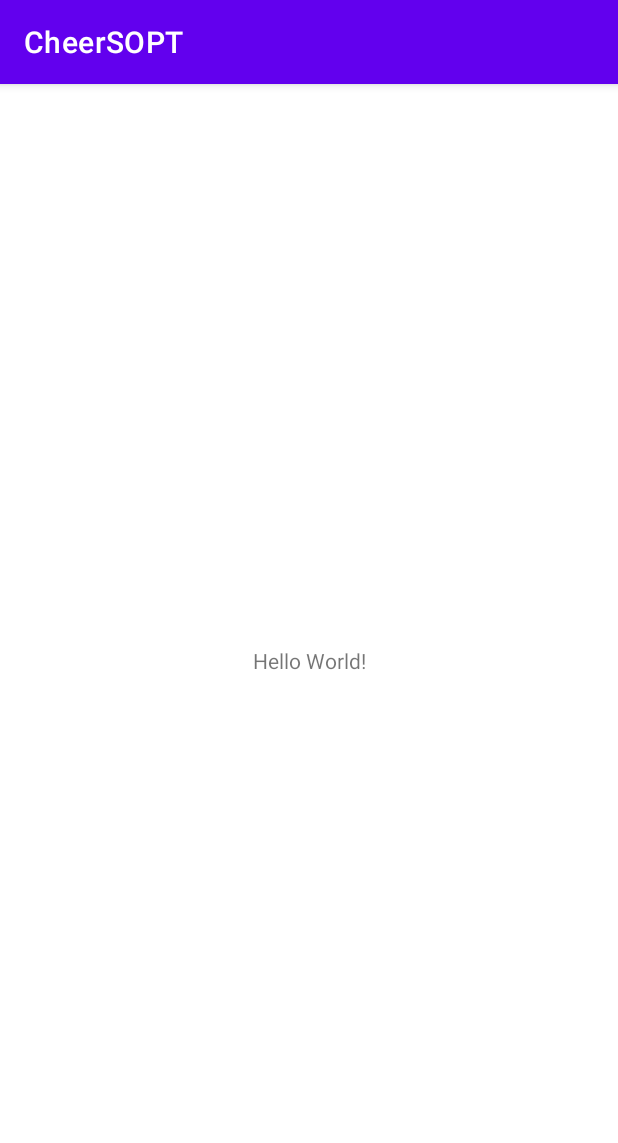
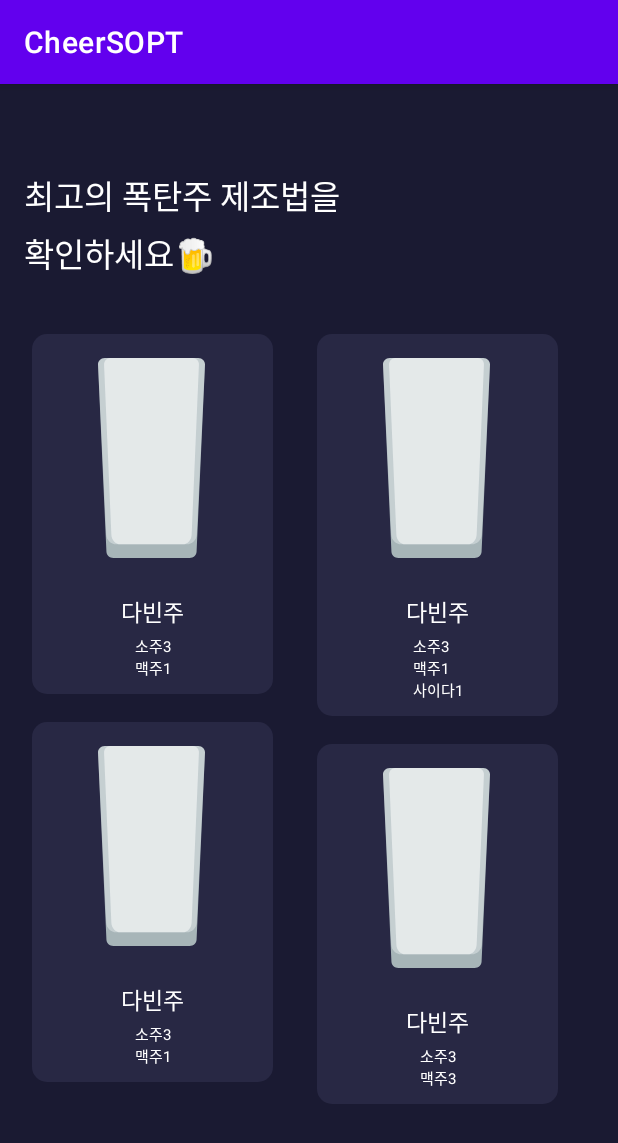
Before and after one commit to CheerSOPT/CheerSOPTAndroid, an Android app: the screen it shows after launch (MainActivity before the commit, ListActivity after it), on a phone screen of 412 x 824 dp. Shown: the top 1143 px of the screen. Run offline under Robolectric (Android 15) with nearby library versions, the phone set to English and light mode, and no system bars.

Commit message:
[Create UI] activity_list fin

```diff
--- a/app/build.gradle
+++ b/app/build.gradle
@@ -39,6 +39,7 @@ dependencies {
     implementation 'androidx.appcompat:appcompat:1.2.0'
     implementation 'com.google.android.material:material:1.2.1'
     implementation 'androidx.constraintlayout:constraintlayout:2.0.4'
+    implementation 'androidx.recyclerview:recyclerview:1.1.0'
     testImplementation 'junit:junit:4.+'
     androidTestImplementation 'androidx.test.ext:junit:1.1.2'
     androidTestImplementation 'androidx.test.espresso:espresso-core:3.3.0'
--- a/app/src/main/AndroidManifest.xml
+++ b/app/src/main/AndroidManifest.xml
@@ -9,13 +9,14 @@
         android:roundIcon="@mipmap/ic_launcher_round"
         android:supportsRtl="true"
         android:theme="@style/Theme.CheerSOPT">
-        <activity android:name=".MainActivity">
-            <intent-filter>
-                <action android:name="android.intent.action.MAIN" />
+        <activity android:name=".ListActivity">
+        <intent-filter>
+            <action android:name="android.intent.action.MAIN" />
 
-                <category android:name="android.intent.category.LAUNCHER" />
-            </intent-filter>
+            <category android:name="android.intent.category.LAUNCHER" />
+        </intent-filter>
         </activity>
+        <activity android:name=".MainActivity"></activity>
     </application>
 
 </manifest>
--- /dev/null
+++ b/app/src/main/java/com/example/cheersopt/DrinkData.kt
@@ -0,0 +1,6 @@
+package com.example.cheersopt
+
+data class DrinkData (
+    val drink_name : String,
+    val drink_species : String
+)
--- /dev/null
+++ b/app/src/main/java/com/example/cheersopt/ListActivity.kt
@@ -0,0 +1,31 @@
+package com.example.cheersopt
+
+import androidx.appcompat.app.AppCompatActivity
+import android.os.Bundle
+import androidx.recyclerview.widget.LinearLayoutManager
+import androidx.recyclerview.widget.RecyclerView
+import androidx.recyclerview.widget.StaggeredGridLayoutManager
+
+class ListActivity : AppCompatActivity() {
+    private lateinit var recyclerAdapter: RecyclerAdapter
+    override fun onCreate(savedInstanceState: Bundle?) {
+        super.onCreate(savedInstanceState)
+        setContentView(R.layout.activity_list)
+
+        recyclerAdapter = RecyclerAdapter(this)
+
+        val recyclerView = findViewById<RecyclerView>(R.id.main_rcv)
+
+        recyclerView.adapter = recyclerAdapter
+        val staggeredGridLayoutManager = StaggeredGridLayoutManager(2, LinearLayoutManager.VERTICAL)
+        recyclerView.layoutManager = staggeredGridLayoutManager
+
+        recyclerAdapter.data = mutableListOf(
+            DrinkData("다빈주", "소주3\n맥주1"),
+            DrinkData("다빈주", "소주3\n맥주1\n사이다1"),
+            DrinkData("다빈주", "소주3\n맥주1"),
+            DrinkData("다빈주", "소주3\n맥주3")
+        )
+        recyclerAdapter.notifyDataSetChanged()
+    }
+}
--- a/app/src/main/java/com/example/cheersopt/MainActivity.kt
+++ b/app/src/main/java/com/example/cheersopt/MainActivity.kt
@@ -2,10 +2,13 @@ package com.example.cheersopt
 
 import androidx.appcompat.app.AppCompatActivity
 import android.os.Bundle
+import androidx.recyclerview.widget.LinearLayoutManager
+import androidx.recyclerview.widget.StaggeredGridLayoutManager
 
 class MainActivity : AppCompatActivity() {
     override fun onCreate(savedInstanceState: Bundle?) {
         super.onCreate(savedInstanceState)
-        setContentView(R.layout.activity_main)
+
+
     }
 }
--- /dev/null
+++ b/app/src/main/java/com/example/cheersopt/RecyclerAdapter.kt
@@ -0,0 +1,27 @@
+package com.example.cheersopt
+
+import android.content.Context
+import android.view.LayoutInflater
+import android.view.View
+import android.view.ViewGroup
+import androidx.recyclerview.widget.ItemTouchHelper
+import androidx.recyclerview.widget.RecyclerView
+
+class RecyclerAdapter(private val context: Context) : RecyclerView.Adapter<RecyclerViewHolder>() {
+    var data = mutableListOf<DrinkData>()
+
+    override fun onCreateViewHolder(parent: ViewGroup, viewType: Int): RecyclerViewHolder {
+        var view = LayoutInflater.from(context).inflate(R.layout.grid_item_list, parent, false)
+        if(viewType == 1) {
+            view = LayoutInflater.from(context).inflate(R.layout.grid_item_list, parent, false)
+        }
+        return RecyclerViewHolder(view)
+    }
+
+    override fun getItemCount(): Int = data.size
+
+    override fun onBindViewHolder(holder: RecyclerViewHolder, position: Int) {
+        holder.onBind(data[position])
+    }
+
+}
--- /dev/null
+++ b/app/src/main/java/com/example/cheersopt/RecyclerViewHolder.kt
@@ -0,0 +1,16 @@
+package com.example.cheersopt
+
+import android.view.View
+import android.widget.TextView
+import androidx.recyclerview.widget.RecyclerView
+
+class RecyclerViewHolder(itemView : View) : RecyclerView.ViewHolder(itemView) {
+    private val title: TextView = itemView.findViewById(R.id.drink_name);
+    private val subTitle: TextView = itemView.findViewById(R.id.drink_species);
+
+    fun onBind(data : DrinkData) {
+        title.text = data.drink_name
+        subTitle.text = data.drink_species
+    }
+
+}
--- /dev/null
+++ b/app/src/main/res/drawable/ic_img_glass_small.xml
@@ -0,0 +1,21 @@
+<vector xmlns:android="http://schemas.android.com/apk/res/android"
+    android:width="71dp"
+    android:height="133dp"
+    android:viewportWidth="71"
+    android:viewportHeight="133">
+  <path
+      android:pathData="M60.817,133H10.183C7.721,133 5.695,131.168 5.591,128.849L0.004,4.524C-0.106,2.057 1.981,0.006 4.596,0.006H66.404C69.019,0.006 71.106,2.063 70.996,4.524L65.409,128.849C65.299,131.168 63.279,133 60.817,133Z"
+      android:strokeAlpha="0.83"
+      android:fillColor="#C2D3D2"
+      android:fillAlpha="0.83"/>
+  <path
+      android:pathData="M58.903,123.881H12.099C8.563,123.881 5.641,120.987 5.463,117.305L0.024,4.53C-0.093,2.063 1.994,0 4.61,0H66.387C69.008,0 71.095,2.063 70.973,4.53L65.533,117.305C65.361,120.993 62.439,123.881 58.903,123.881Z"
+      android:strokeAlpha="0.35"
+      android:fillColor="#ffffff"
+      android:fillAlpha="0.35"/>
+  <path
+      android:pathData="M56.262,123.881H14.738C11.601,123.881 9.01,120.987 8.851,117.305L4.019,4.53C3.915,2.063 5.769,0 8.089,0H62.905C65.231,0 67.079,2.063 66.975,4.53L62.15,117.305C61.99,120.993 59.405,123.881 56.262,123.881Z"
+      android:strokeAlpha="0.54"
+      android:fillColor="#ffffff"
+      android:fillAlpha="0.54"/>
+</vector>
--- /dev/null
+++ b/app/src/main/res/drawable/line.xml
@@ -0,0 +1,5 @@
+<?xml version="1.0" encoding="utf-8"?>
+<shape xmlns:android="http://schemas.android.com/apk/res/android" android:shape="line">
+    <stroke android:width="144px" android:color = "#33335C"/>
+    <size android:width="144px"/>
+</shape>
--- /dev/null
+++ b/app/src/main/res/drawable/rectangle204.xml
@@ -0,0 +1,6 @@
+<?xml version="1.0" encoding="utf-8"?>
+<shape xmlns:android="http://schemas.android.com/apk/res/android"
+    android:shape="rectangle">
+    <corners android:radius="10dp" />
+    <solid android:color= "#282844" />
+</shape>
--- /dev/null
+++ b/app/src/main/res/layout/activity_list.xml
@@ -0,0 +1,38 @@
+<?xml version="1.0" encoding="utf-8"?>
+<androidx.constraintlayout.widget.ConstraintLayout xmlns:android="http://schemas.android.com/apk/res/android"
+    xmlns:app="http://schemas.android.com/apk/res-auto"
+    xmlns:tools="http://schemas.android.com/tools"
+    android:layout_width="match_parent"
+    android:layout_height="match_parent"
+    android:background="@color/cheers_sopt_navy"
+    tools:context=".ListActivity">
+
+    <androidx.recyclerview.widget.RecyclerView
+        android:id="@+id/main_rcv"
+        android:layout_width="match_parent"
+        android:layout_height="0dp"
+        android:layout_marginStart="16dp"
+        android:layout_marginTop="24dp"
+        android:layout_marginEnd="16dp"
+        app:layout_constraintBottom_toBottomOf="parent"
+        app:layout_constraintEnd_toEndOf="parent"
+        app:layout_constraintHorizontal_bias="0.0"
+        app:layout_constraintStart_toStartOf="parent"
+        app:layout_constraintTop_toBottomOf="@id/textView"
+        />
+
+    <TextView
+        android:id="@+id/textView"
+        android:layout_width="wrap_content"
+        android:layout_height="wrap_content"
+        android:layout_marginStart="16dp"
+        android:layout_marginTop="58dp"
+        android:layout_marginBottom="24dp"
+        android:lineHeight="32sp"
+        android:text="최고의 폭탄주 제조법을 \n확인하세요🍺"
+        android:textColor="#FFFFFF"
+        android:textSize="22sp"
+        app:layout_constraintStart_toStartOf="parent"
+        app:layout_constraintTop_toTopOf="parent" />
+
+</androidx.constraintlayout.widget.ConstraintLayout>
--- a/app/src/main/res/layout/activity_main.xml
+++ b/app/src/main/res/layout/activity_main.xml
@@ -15,4 +15,5 @@
         app:layout_constraintRight_toRightOf="parent"
         app:layout_constraintTop_toTopOf="parent" />
 
+
 </androidx.constraintlayout.widget.ConstraintLayout>
--- /dev/null
+++ b/app/src/main/res/layout/grid_item_list.xml
@@ -0,0 +1,69 @@
+<?xml version="1.0" encoding="utf-8"?>
+<androidx.constraintlayout.widget.ConstraintLayout xmlns:android="http://schemas.android.com/apk/res/android"
+    xmlns:app="http://schemas.android.com/apk/res-auto"
+    xmlns:tools="http://schemas.android.com/tools"
+    android:layout_width="wrap_content"
+    android:layout_height="wrap_content"
+    android:padding="5dp">
+
+
+    <androidx.constraintlayout.widget.ConstraintLayout
+        android:layout_width="match_parent"
+        android:layout_height="match_parent"
+        android:layout_marginTop="8dp"
+        android:background="@drawable/rectangle204"
+        app:layout_constraintEnd_toEndOf="parent"
+        app:layout_constraintTop_toTopOf="parent">
+
+        <ImageView
+            android:id="@+id/userImg"
+            android:layout_width="match_parent"
+            android:layout_height="match_parent"
+            android:layout_marginStart="44dp"
+            android:layout_marginTop="16dp"
+            android:layout_marginEnd="45dp"
+            android:background="@drawable/ic_img_glass_small"
+            android:orientation="vertical"
+            app:layout_constraintEnd_toEndOf="parent"
+            app:layout_constraintStart_toStartOf="parent"
+            app:layout_constraintTop_toTopOf="parent" />
+
+        <TextView
+            android:id="@+id/drink_name"
+            android:layout_width="wrap_content"
+            android:layout_height="wrap_content"
+            android:layout_marginTop="24dp"
+            android:textColor="#FFFFFF"
+            android:textSize="15dp"
+            app:layout_constraintEnd_toEndOf="parent"
+            app:layout_constraintStart_toStartOf="parent"
+            app:layout_constraintTop_toBottomOf="@+id/userImg" />
+
+        <TextView
+            android:id="@+id/drink_species"
+            android:layout_width="wrap_content"
+            android:layout_height="wrap_content"
+            android:layout_marginTop="4dp"
+            android:layout_marginBottom="10dp"
+            android:textColor="#FFFFFF"
+            android:textSize="10dp"
+            app:layout_constraintBottom_toBottomOf="parent"
+            app:layout_constraintEnd_toEndOf="parent"
+            app:layout_constraintStart_toStartOf="parent"
+            app:layout_constraintTop_toBottomOf="@+id/drink_name" />
+
+        <ImageView
+            android:id="@+id/imageView"
+            android:layout_width="0dp"
+            android:layout_height="match_parent"
+            android:layout_marginStart="8dp"
+            android:layout_marginTop="16dp"
+            android:layout_marginEnd="8dp"
+            app:layout_constraintEnd_toEndOf="parent"
+            app:layout_constraintStart_toStartOf="parent"
+            app:layout_constraintTop_toBottomOf="@+id/userImg"
+            app:srcCompat="@drawable/line" />
+    </androidx.constraintlayout.widget.ConstraintLayout>
+
+
+</androidx.constraintlayout.widget.ConstraintLayout>
```
